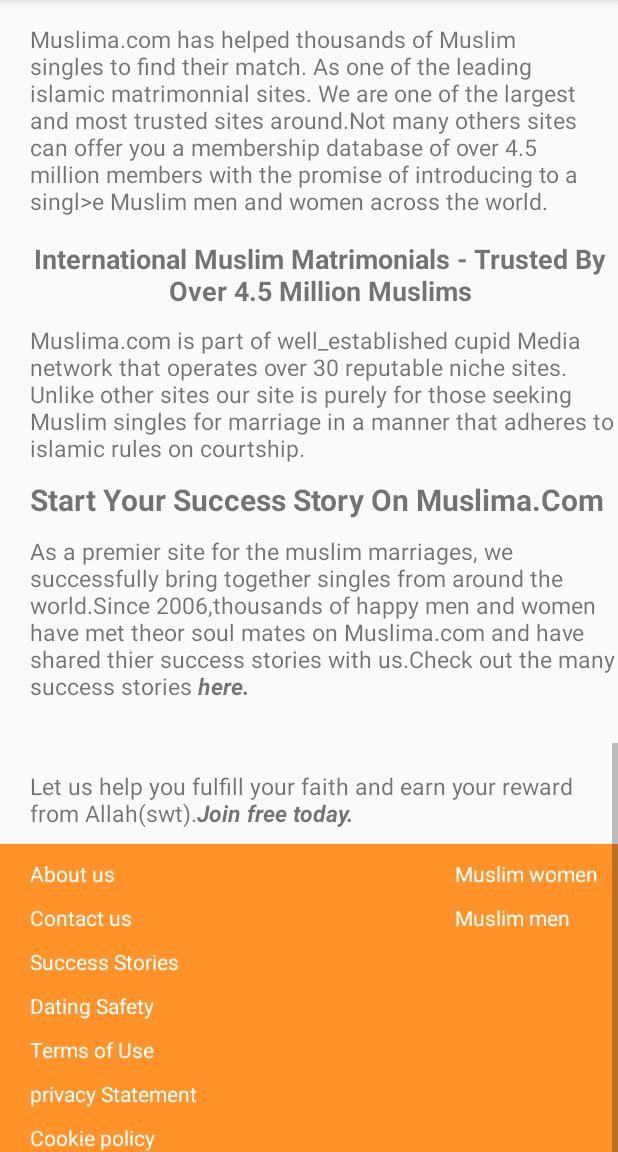
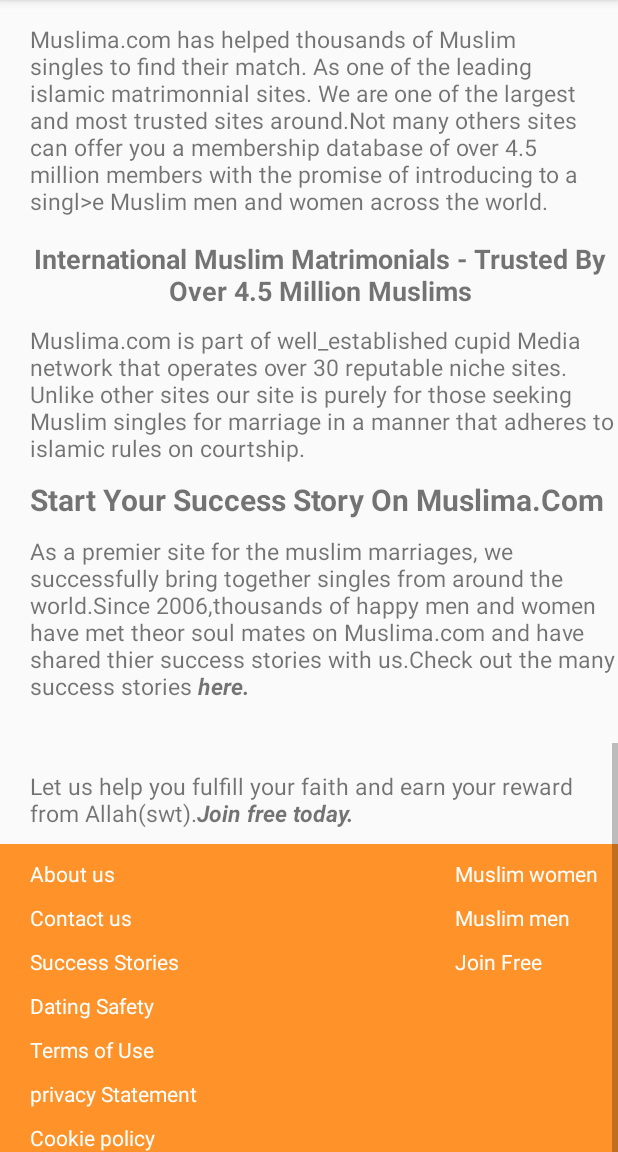
Before and after one commit to NaeemHafiz/Muslimah, an Android app: the screen it shows after launch (NavigationActivity), scrolled down 1397 dp, on a phone screen of 412 x 824 dp, the part 84-1236 px from its top. Run offline under Robolectric (Android 15) with nearby library versions, the phone set to English and light mode, and no system bars; 10 statements that could not run were skipped.

Commit message:
uncomment textview

```diff
--- a/app/src/main/res/layout/content_navigation.xml
+++ b/app/src/main/res/layout/content_navigation.xml
@@ -589,13 +589,13 @@
                             android:text="Muslim men"
                             android:textColor="#fff" />
 
-                        <!--<TextView-->
-                        <!--android:id="@+id/tv_join_free"-->
-                        <!--android:layout_width="wrap_content"-->
-                        <!--android:layout_height="wrap_content"-->
-                        <!--android:layout_marginTop="10dp"-->
-                        <!--android:text="Join Free"-->
-                        <!--android:textColor="#fff" />-->
+                        <TextView
+                            android:id="@+id/tv_join_free"
+                            android:layout_width="wrap_content"
+                            android:layout_height="wrap_content"
+                            android:layout_marginTop="10dp"
+                            android:text="Join Free"
+                            android:textColor="#fff" />
 
 
                     </LinearLayout>
```
